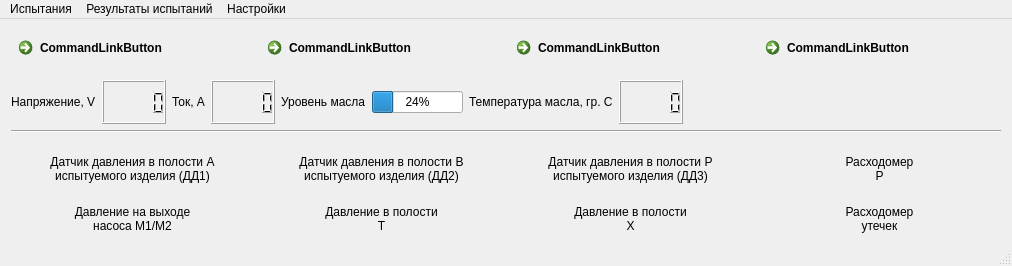
First picture: the form in mainwindow.ui, repository firef0xff/SSHGS01, before the edit.
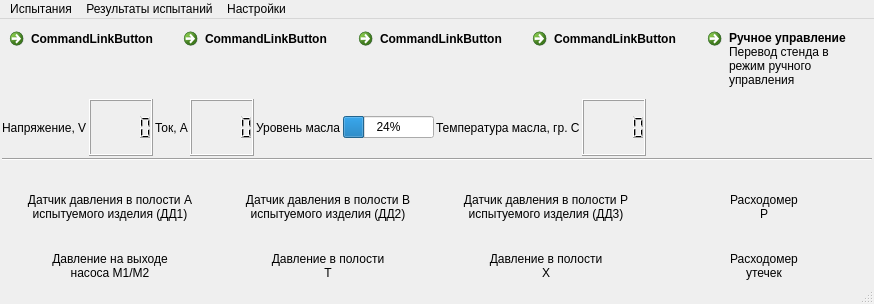
Second picture: the form after the edit.

Commit message: интерфейс ручного управления

Patch:
```diff
--- a/mainwindow.ui
+++ b/mainwindow.ui
@@ -6,8 +6,8 @@
    <rect>
     <x>0</x>
     <y>0</y>
-    <width>1012</width>
-    <height>266</height>
+    <width>874</width>
+    <height>304</height>
    </rect>
   </property>
   <property name="sizePolicy">
@@ -36,8 +36,26 @@
     <enum>Qt::NoContextMenu</enum>
    </property>
    <layout class="QVBoxLayout" name="verticalLayout">
+    <property name="spacing">
+     <number>2</number>
+    </property>
+    <property name="leftMargin">
+     <number>2</number>
+    </property>
+    <property name="topMargin">
+     <number>2</number>
+    </property>
+    <property name="rightMargin">
+     <number>2</number>
+    </property>
+    <property name="bottomMargin">
+     <number>2</number>
+    </property>
     <item>
      <layout class="QHBoxLayout" name="horizontalLayout_2">
+      <property name="spacing">
+       <number>2</number>
+      </property>
       <item>
        <widget class="QCommandLinkButton" name="TestCase1">
         <property name="text">
@@ -84,10 +102,23 @@
         </property>
        </widget>
       </item>
+      <item>
+       <widget class="QCommandLinkButton" name="ManualControl">
+        <property name="text">
+         <string>Ручное управление</string>
+        </property>
+        <property name="description">
+         <string>Перевод стенда в режим ручного управления</string>
+        </property>
+       </widget>
+      </item>
      </layout>
     </item>
     <item>
      <layout class="QHBoxLayout" name="horizontalLayout">
+      <property name="spacing">
+       <number>2</number>
+      </property>
       <item>
        <widget class="QLabel" name="label_5">
         <property name="text">
@@ -166,6 +197,9 @@
     </item>
     <item>
      <layout class="QHBoxLayout" name="labels_1">
+      <property name="spacing">
+       <number>2</number>
+      </property>
       <property name="sizeConstraint">
        <enum>QLayout::SetMinAndMaxSize</enum>
       </property>
@@ -177,6 +211,9 @@
       </property>
       <item>
        <layout class="QVBoxLayout" name="p_dd1">
+        <property name="spacing">
+         <number>2</number>
+        </property>
         <item>
          <widget class="QLabel" name="l_dd1">
           <property name="sizePolicy">
@@ -198,6 +235,9 @@
       </item>
       <item>
        <layout class="QVBoxLayout" name="p_dd2">
+        <property name="spacing">
+         <number>2</number>
+        </property>
         <item>
          <widget class="QLabel" name="l_dd2">
           <property name="sizePolicy">
@@ -219,6 +259,9 @@
       </item>
       <item>
        <layout class="QVBoxLayout" name="p_dd3">
+        <property name="spacing">
+         <number>2</number>
+        </property>
         <item>
          <widget class="QLabel" name="l_dd3">
           <property name="sizePolicy">
@@ -240,6 +283,9 @@
       </item>
       <item>
        <layout class="QVBoxLayout" name="p_p">
+        <property name="spacing">
+         <number>2</number>
+        </property>
         <item>
          <widget class="QLabel" name="label">
           <property name="sizePolicy">
@@ -263,8 +309,14 @@
     </item>
     <item>
      <layout class="QHBoxLayout" name="labels_2">
+      <property name="spacing">
+       <number>2</number>
+      </property>
       <item>
        <layout class="QVBoxLayout" name="p_m1m2">
+        <property name="spacing">
+         <number>2</number>
+        </property>
         <item>
          <widget class="QLabel" name="l_pd1">
           <property name="sizePolicy">
@@ -292,6 +344,9 @@
       </item>
       <item>
        <layout class="QVBoxLayout" name="p_T">
+        <property name="spacing">
+         <number>2</number>
+        </property>
         <item>
          <widget class="QLabel" name="l_pd2">
           <property name="sizePolicy">
@@ -313,6 +368,9 @@
       </item>
       <item>
        <layout class="QVBoxLayout" name="p_X">
+        <property name="spacing">
+         <number>2</number>
+        </property>
         <item>
          <widget class="QLabel" name="l_pd3">
           <property name="sizePolicy">
@@ -334,6 +392,9 @@
       </item>
       <item>
        <layout class="QVBoxLayout" name="p_lost">
+        <property name="spacing">
+         <number>2</number>
+        </property>
         <item>
          <widget class="QLabel" name="label_2">
           <property name="sizePolicy">
@@ -363,7 +424,7 @@
     <rect>
      <x>0</x>
      <y>0</y>
-     <width>1012</width>
+     <width>874</width>
      <height>21</height>
     </rect>
    </property>
```
The commit also changes 14 other files.
